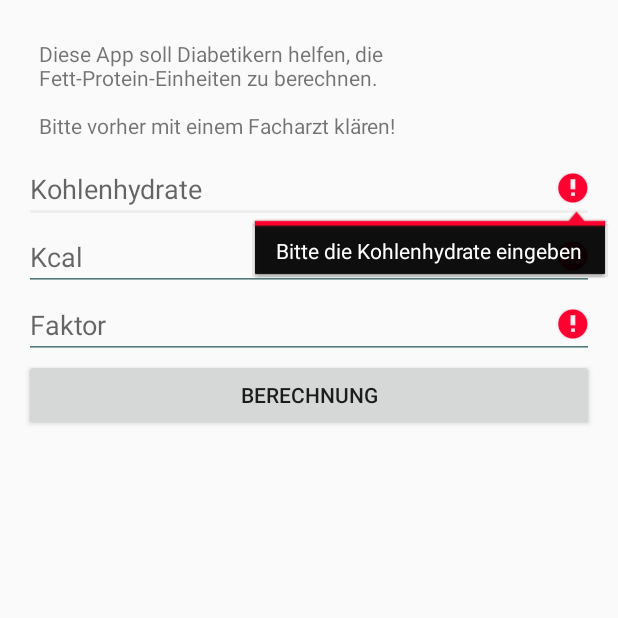
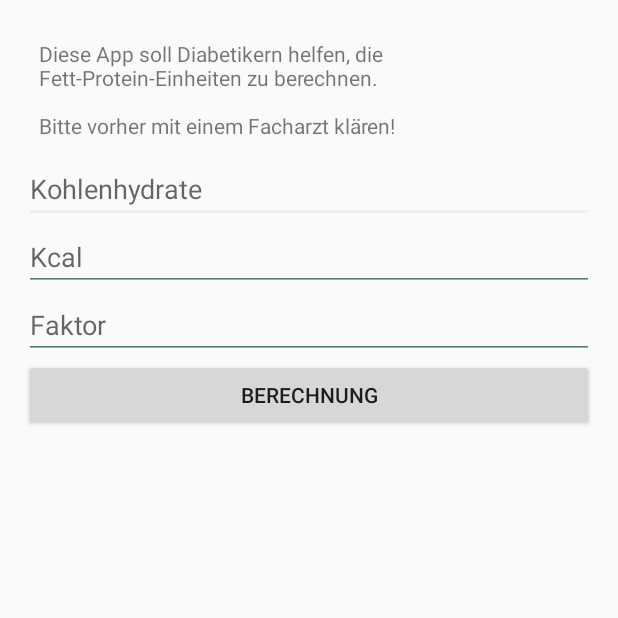
Before and after one commit to beccabug2004/FPE-Rechner, an Android app: the screen it shows after launch (MainActivity), on a phone screen of 412 x 824 dp, the top half of it. Run offline under Robolectric (Android 15) with nearby library versions, the phone set to English and light mode, and no system bars; 1 statement that could not run was skipped.

Commit message:
Eingabefelder prüfen
Werteüberprüfung

```diff
--- a/app/src/main/java/de/crazyinfo/fpe_rechner/MainActivity.java
+++ b/app/src/main/java/de/crazyinfo/fpe_rechner/MainActivity.java
@@ -7,6 +7,7 @@ import android.view.View.OnClickListener;
 import android.widget.Button;
 import android.widget.EditText;
 import android.widget.TextView;
+import android.widget.Toast;
 import com.google.android.gms.appindexing.AppIndex;
 import com.google.android.gms.common.api.GoogleApiClient;
 
@@ -46,11 +47,6 @@ public class MainActivity extends Activity
 
         buttonCalc.setOnClickListener(this);
 
-        /* Definition der Error Buttons */
-        editTextCho.setError(getString(R.string.choNote));
-        editTextKcal.setError(getString(R.string.kcalNote));
-        editTextFactor.setError(getString(R.string.factorNote));
-
             // ATTENTION: This was auto-generated to implement the App Indexing API.
         // See https://g.co/AppIndexing/AndroidStudio for more information.
         client = new GoogleApiClient.Builder(this).addApi(AppIndex.API).build();
@@ -60,6 +56,12 @@ public class MainActivity extends Activity
 
     @Override
     public void onClick(View v) {
+
+        /* Prüfen ob Leereingabe vorliegt und als Toast Message ausgeben */
+        if (("".equals(editTextCho.getText().toString().trim()) || "".equals(editTextKcal.getText().toString().trim()) || "".equals(editTextFactor.getText().toString().trim()))){
+            Toast.makeText(this, getString(R.string.noValue), Toast.LENGTH_LONG).show();
+            return;
+        }
 
         if (v == buttonCalc) {
 
```
